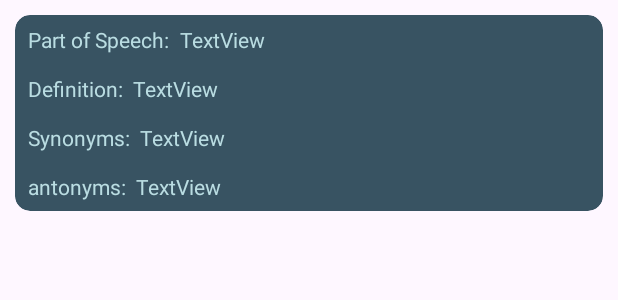
After one commit to TarushGupta23/MyPages, an Android app: the layout dictionary_meaning_card.xml on its own in the app's theme, with its tools: preview values and no code run, on a phone screen of 412 x 824 dp. The commit adds this screen. Shown: the top 300 px of the screen. Run offline under Robolectric (Android 15) with nearby library versions, the phone set to English and light mode, and no system bars.

Commit message:
add dictionary activity

```diff
--- a/app/src/main/AndroidManifest.xml
+++ b/app/src/main/AndroidManifest.xml
@@ -1,6 +1,8 @@
 <?xml version="1.0" encoding="utf-8"?>
 <manifest xmlns:android="http://schemas.android.com/apk/res/android"
     xmlns:tools="http://schemas.android.com/tools">
+
+    <uses-permission android:name="android.permission.INTERNET"/>
 
     <application
         android:allowBackup="true"
@@ -12,6 +14,9 @@
         android:supportsRtl="true"
         android:theme="@style/Theme.MyPages"
         tools:targetApi="31">
+        <activity
+            android:name=".dictionary.DictionaryMainActivity"
+            android:exported="false" />
         <activity
             android:name=".calculator.CalculatorMainActivity"
             android:exported="false" />
--- /dev/null
+++ b/app/src/main/java/com/example/mypages/dictionary/License.java
@@ -0,0 +1,6 @@
+package com.example.mypages.dictionary;
+
+public class License{
+    public String name;
+    public String url;
+}
--- a/app/src/main/java/com/example/mypages/selectCreateActivity.java
+++ b/app/src/main/java/com/example/mypages/selectCreateActivity.java
@@ -10,6 +10,7 @@ import android.os.Bundle;
 import android.view.View;
 
 import com.example.mypages.calculator.CalculatorMainActivity;
+import com.example.mypages.dictionary.DictionaryMainActivity;
 import com.example.mypages.notes.NotesMainActivity;
 import com.example.mypages.selectCreateRes.Adapter_selectCreate;
 import com.example.mypages.selectCreateRes.Model_selectCreate;
@@ -50,7 +51,7 @@ public class selectCreateActivity extends AppCompatActivity {
         tables = new Model_selectCreate("Table", R.drawable.table_icon);
         lineGraphs = new Model_selectCreate("Line Graph", R.drawable.line_chart_icon);
         tallycounter = new Model_selectCreate("Tally Counter", R.drawable.tallycounter_icon, tallyCounter_MainActivity.class);
-        dictionary = new Model_selectCreate("Dictionary", R.drawable.dictionary_icon);
+        dictionary = new Model_selectCreate("Dictionary", R.drawable.dictionary_icon, DictionaryMainActivity.class);
         flowChart = new Model_selectCreate("Flow Chart", R.drawable.flow_chart_icon);
         calculator = new Model_selectCreate("Calculator", R.drawable.calculator_icon, CalculatorMainActivity.class);
         ppt = new Model_selectCreate("PPT", R.drawable.ppt_icon);
--- /dev/null
+++ b/app/src/main/res/drawable/baseline_search_24.xml
@@ -0,0 +1,5 @@
+<vector android:height="24dp" android:tint="#BADDE2"
+    android:viewportHeight="24" android:viewportWidth="24"
+    android:width="24dp" xmlns:android="http://schemas.android.com/apk/res/android">
+    <path android:fillColor="@android:color/white" android:pathData="M15.5,14h-0.79l-0.28,-0.27C15.41,12.59 16,11.11 16,9.5 16,5.91 13.09,3 9.5,3S3,5.91 3,9.5 5.91,16 9.5,16c1.61,0 3.09,-0.59 4.23,-1.57l0.27,0.28v0.79l5,4.99L20.49,19l-4.99,-5zM9.5,14C7.01,14 5,11.99 5,9.5S7.01,5 9.5,5 14,7.01 14,9.5 11.99,14 9.5,14z"/>
+</vector>
--- /dev/null
+++ b/app/src/main/res/drawable/baseline_volume_up_24.xml
@@ -0,0 +1,5 @@
+<vector android:autoMirrored="true" android:height="24dp"
+    android:tint="#BADDE2" android:viewportHeight="24"
+    android:viewportWidth="24" android:width="24dp" xmlns:android="http://schemas.android.com/apk/res/android">
+    <path android:fillColor="@android:color/white" android:pathData="M3,9v6h4l5,5L12,4L7,9L3,9zM16.5,12c0,-1.77 -1.02,-3.29 -2.5,-4.03v8.05c1.48,-0.73 2.5,-2.25 2.5,-4.02zM14,3.23v2.06c2.89,0.86 5,3.54 5,6.71s-2.11,5.85 -5,6.71v2.06c4.01,-0.91 7,-4.49 7,-8.77s-2.99,-7.86 -7,-8.77z"/>
+</vector>
--- /dev/null
+++ b/app/src/main/res/layout/dictionary_meaning_card.xml
@@ -0,0 +1,137 @@
+<?xml version="1.0" encoding="utf-8"?>
+<androidx.constraintlayout.widget.ConstraintLayout xmlns:android="http://schemas.android.com/apk/res/android"
+    xmlns:app="http://schemas.android.com/apk/res-auto"
+    android:layout_width="match_parent"
+    android:layout_height="wrap_content">
+
+    <androidx.cardview.widget.CardView
+        android:layout_width="0dp"
+        android:layout_height="wrap_content"
+        android:layout_marginStart="10dp"
+        android:layout_marginTop="10dp"
+        android:layout_marginEnd="10dp"
+        android:background="@color/deepBlue3"
+        android:padding="10dp"
+        app:cardBackgroundColor="@color/deepBlue3"
+        app:cardCornerRadius="10dp"
+        app:layout_constraintBottom_toBottomOf="parent"
+        app:layout_constraintEnd_toEndOf="parent"
+        app:layout_constraintStart_toStartOf="parent"
+        app:layout_constraintTop_toTopOf="parent">
+
+        <LinearLayout
+            android:layout_width="match_parent"
+            android:layout_height="match_parent"
+            android:orientation="vertical">
+
+            <LinearLayout
+                android:layout_width="match_parent"
+                android:layout_height="wrap_content"
+                android:layout_marginHorizontal="5dp"
+                android:layout_marginVertical="3dp"
+                android:orientation="horizontal">
+
+                <TextView
+                    android:id="@+id/textView27"
+                    android:layout_width="wrap_content"
+                    android:layout_height="wrap_content"
+                    android:layout_margin="3dp"
+                    android:layout_marginVertical="6dp"
+                    android:text="Part of Speech:"
+                    android:textColor="@color/ice" />
+
+                <TextView
+                    android:id="@+id/textView_dictionaryMeaning_partOfSpeech"
+                    android:layout_width="0dp"
+                    android:layout_height="wrap_content"
+                    android:layout_margin="3dp"
+                    android:layout_marginVertical="6dp"
+                    android:layout_weight="1"
+                    android:text="TextView"
+                    android:textColor="@color/ice" />
+            </LinearLayout>
+
+            <LinearLayout
+                android:layout_width="match_parent"
+                android:layout_height="wrap_content"
+                android:layout_marginHorizontal="5dp"
+                android:layout_marginVertical="3dp"
+                android:orientation="horizontal">
+
+                <TextView
+                    android:id="@+id/textView36"
+                    android:layout_width="wrap_content"
+                    android:layout_height="wrap_content"
+                    android:layout_margin="3dp"
+                    android:layout_marginVertical="6dp"
+                    android:text="Definition:"
+                    android:textColor="@color/ice" />
+
+                <TextView
+                    android:id="@+id/textView_dictionaryMeaning_definition"
+                    android:layout_width="0dp"
+                    android:layout_height="wrap_content"
+                    android:layout_margin="3dp"
+                    android:layout_marginVertical="6dp"
+                    android:layout_weight="1"
+                    android:text="TextView"
+                    android:textColor="@color/ice" />
+            </LinearLayout>
+
+            <LinearLayout
+                android:layout_width="match_parent"
+                android:layout_height="wrap_content"
+                android:layout_marginHorizontal="5dp"
+                android:layout_marginVertical="3dp"
+                android:orientation="horizontal">
+
+                <TextView
+                    android:id="@+id/textView33"
+                    android:layout_width="wrap_content"
+                    android:layout_height="wrap_content"
+                    android:layout_margin="3dp"
+                    android:layout_marginVertical="6dp"
+                    android:text="Synonyms:"
+                    android:textColor="@color/ice" />
+
+                <TextView
+                    android:id="@+id/textView_dictionaryMeaning_synonyms"
+                    android:layout_width="0dp"
+                    android:layout_height="wrap_content"
+                    android:layout_margin="3dp"
+                    android:layout_marginVertical="6dp"
+                    android:layout_weight="1"
+                    android:text="TextView"
+                    android:textColor="@color/ice" />
+            </LinearLayout>
+
+            <LinearLayout
+                android:layout_width="match_parent"
+                android:layout_height="wrap_content"
+                android:layout_marginHorizontal="5dp"
+                android:layout_marginVertical="3dp"
+                android:orientation="horizontal">
+
+                <TextView
+                    android:id="@+id/textView34"
+                    android:layout_width="wrap_content"
+                    android:layout_height="wrap_content"
+                    android:layout_margin="3dp"
+                    android:layout_marginVertical="6dp"
+                    android:text="antonyms:"
+                    android:textColor="@color/ice" />
+
+                <TextView
+                    android:id="@+id/textView_dictionaryMeaning_antonyms"
+                    android:layout_width="0dp"
+                    android:layout_height="wrap_content"
+                    android:layout_margin="3dp"
+                    android:layout_marginVertical="6dp"
+                    android:layout_weight="1"
+                    android:text="TextView"
+                    android:textColor="@color/ice" />
+            </LinearLayout>
+
+        </LinearLayout>
+    </androidx.cardview.widget.CardView>
+</androidx.constraintlayout.widget.ConstraintLayout>
--- a/build.gradle
+++ b/build.gradle
@@ -1,10 +1,10 @@
 buildscript {
     dependencies {
-        classpath 'com.google.gms:google-services:4.3.15'
+        classpath 'com.google.gms:google-services:4.4.0'
     }
 }// Top-level build file where you can add configuration options common to all sub-projects/modules.
 plugins {
-    id 'com.android.application' version '8.1.0' apply false
+    id 'com.android.application' version '8.1.1' apply false
     id 'com.android.library' version '8.1.0' apply false
     id 'org.jetbrains.kotlin.android' version '1.7.0' apply false
 }
```
Also changed, not shown: app/build.gradle (+7 -5 lines), app/src/main/java/com/example/mypages/dictionary/Definition.java (added, +10 -0 lines), app/src/main/java/com/example/mypages/dictionary/DictionaryAdapter.java (added, +74 -0 lines), app/src/main/java/com/example/mypages/dictionary/DictionaryMainActivity.java (added, +130 -0 lines), app/src/main/java/com/example/mypages/dictionary/Meaning.java (added, +10 -0 lines), app/src/main/java/com/example/mypages/dictionary/Phonetic.java (added, +8 -0 lines), app/src/main/java/com/example/mypages/dictionary/RetrofitApi.java (added, +12 -0 lines), app/src/main/java/com/example/mypages/dictionary/Root.java (added, +11 -0 lines), app/src/main/res/layout/activity_dictionary_main.xml (added, +102 -0 lines).
